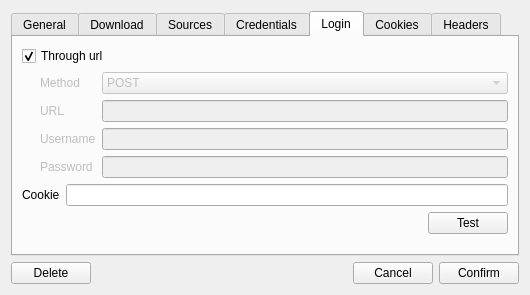
The window that src/sources/sourcessettingswindow.ui (Bionus/imgbrd-grabber) describes before a commit, drawn with Qt 5.
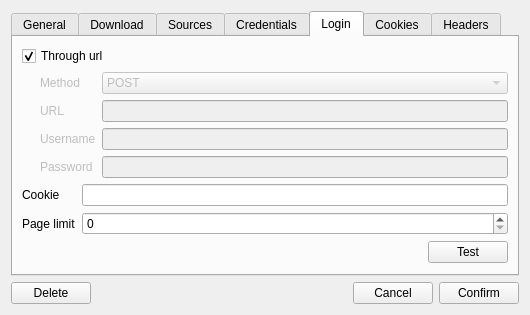
The same window after the commit. The open tabs and pages were chosen to show the change. Icons and pictures are not drawn.

Commit message: Allow to test Sankaku login (fix #638)

Patch:
```diff
--- a/src/sources/sourcessettingswindow.ui
+++ b/src/sources/sourcessettingswindow.ui
@@ -7,7 +7,7 @@
     <x>0</x>
     <y>0</y>
     <width>530</width>
-    <height>272</height>
+    <height>298</height>
    </rect>
   </property>
   <property name="windowTitle">
@@ -657,7 +657,7 @@
          </layout>
         </widget>
        </item>
-       <item row="3" column="0" colspan="2">
+       <item row="4" column="0" colspan="2">
         <layout class="QHBoxLayout" name="layoutTestLogin" stretch="1,0">
          <item>
           <widget class="QLabel" name="labelTestLogin">
@@ -685,6 +685,20 @@
        <item row="2" column="1">
         <widget class="QLineEdit" name="lineLoginCookie"/>
        </item>
+       <item row="3" column="0">
+        <widget class="QLabel" name="labelLoginMaxPage">
+         <property name="text">
+          <string>Page limit</string>
+         </property>
+        </widget>
+       </item>
+       <item row="3" column="1">
+        <widget class="QSpinBox" name="spinLoginMaxPage">
+         <property name="maximum">
+          <number>10000</number>
+         </property>
+        </widget>
+       </item>
       </layout>
      </widget>
      <widget class="QWidget" name="tabCookies">
```
Left out of the diff: 2 changed lines with no effect on the pictures. The commit also changes 3 other files.
